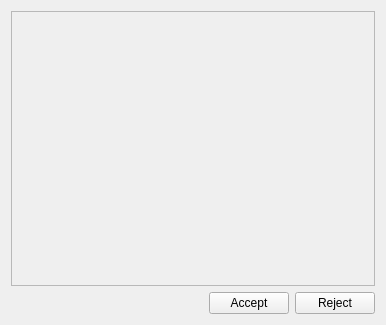
Qt form servercertificatewidget.ui (607011/Qt-SESAM) before a commit.
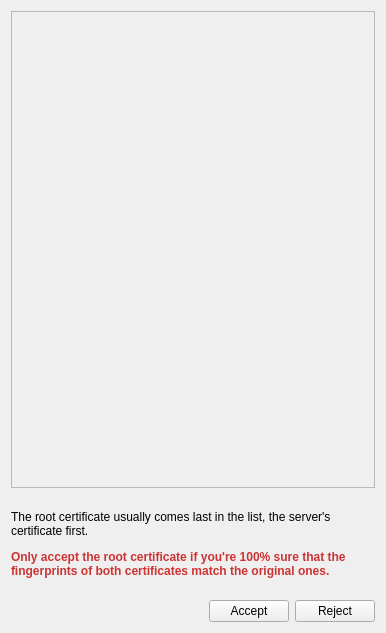
The same form after that commit.

Patch:
```diff
--- a/servercertificatewidget.ui
+++ b/servercertificatewidget.ui
@@ -7,7 +7,7 @@
     <x>0</x>
     <y>0</y>
     <width>386</width>
-    <height>325</height>
+    <height>633</height>
    </rect>
   </property>
   <property name="windowTitle">
@@ -16,6 +16,12 @@
   <layout class="QGridLayout" name="gridLayout_2">
    <item row="0" column="0">
     <widget class="QScrollArea" name="scrollArea">
+     <property name="sizePolicy">
+      <sizepolicy hsizetype="Expanding" vsizetype="MinimumExpanding">
+       <horstretch>0</horstretch>
+       <verstretch>0</verstretch>
+      </sizepolicy>
+     </property>
      <property name="widgetResizable">
       <bool>true</bool>
      </property>
@@ -25,14 +31,14 @@
         <x>0</x>
         <y>0</y>
         <width>366</width>
-        <height>274</height>
+        <height>476</height>
        </rect>
       </property>
       <layout class="QGridLayout" name="gridLayout"/>
      </widget>
     </widget>
    </item>
-   <item row="1" column="0">
+   <item row="2" column="0">
     <layout class="QHBoxLayout" name="horizontalLayout">
      <item>
       <spacer name="horizontalSpacer">
@@ -63,6 +69,34 @@
      </item>
     </layout>
    </item>
+   <item row="1" column="0">
+    <widget class="QLabel" name="label">
+     <property name="sizePolicy">
+      <sizepolicy hsizetype="Preferred" vsizetype="Expanding">
+       <horstretch>0</horstretch>
+       <verstretch>0</verstretch>
+      </sizepolicy>
+     </property>
+     <property name="maximumSize">
+      <size>
+       <width>16777215</width>
+       <height>100</height>
+      </size>
+     </property>
+     <property name="text">
+      <string>&lt;html&gt;&lt;head/&gt;&lt;body&gt;&lt;p&gt;The root certificate usually comes last in the list, the server's certificate first. &lt;/p&gt;&lt;p&gt;&lt;span style=&quot; font-weight:600; color:#cc3333;&quot;&gt;Only accept the root certificate if you're 100% sure that the fingerprints of both certificates match the original ones.&lt;/span&gt;&lt;/p&gt;&lt;/body&gt;&lt;/html&gt;</string>
+     </property>
+     <property name="textFormat">
+      <enum>Qt::RichText</enum>
+     </property>
+     <property name="scaledContents">
+      <bool>true</bool>
+     </property>
+     <property name="wordWrap">
+      <bool>true</bool>
+     </property>
+    </widget>
+   </item>
   </layout>
  </widget>
  <resources/>
```
